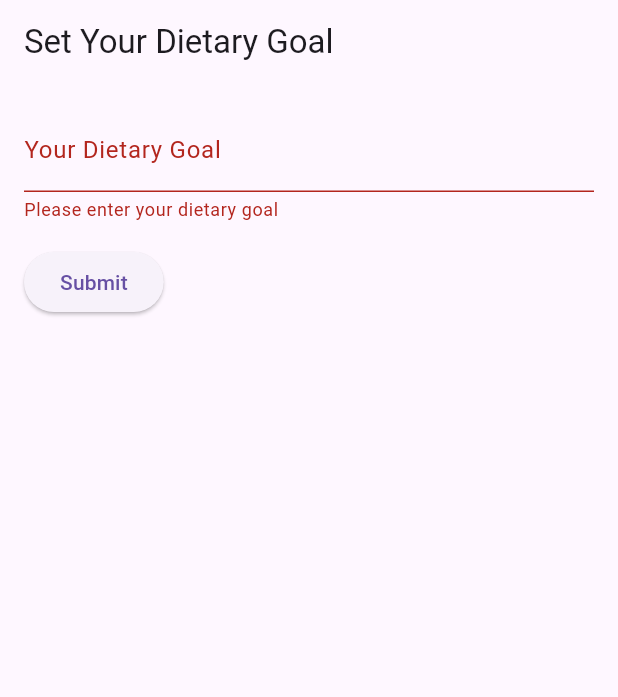
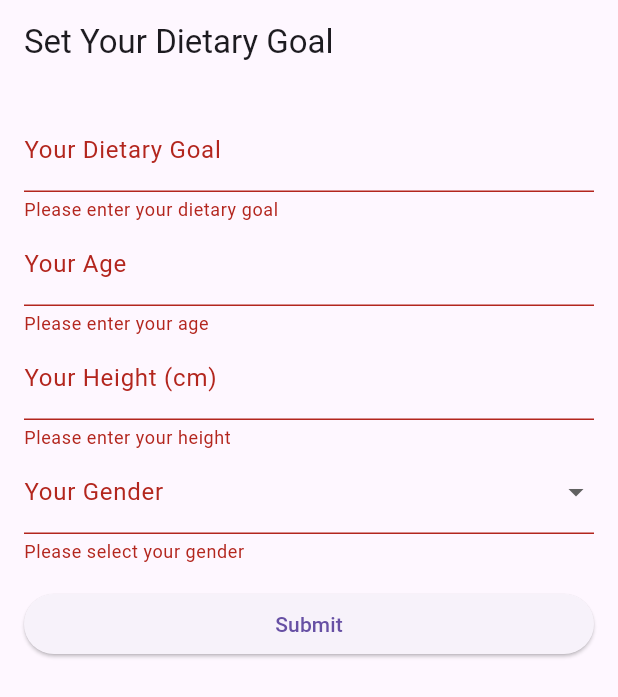
Before and after one commit to munenecarl/Kaa-Rada, a Flutter app: the DietaryGoalsPage screen opened directly, after a tap on "Submit", on a phone screen of 412 x 824 dp. Shown: the top 697 px of the screen. Run offline on Flutter 3.47's test engine with Material 3 defaults, Android fonts, the light colour scheme and no system bars; our stand-ins replace flutter_bloc, flutter_dotenv, flutter_secure_storage, image_picker, shared_preferences, supabase_flutter; missing offline and left inert: tflite_flutter; accounts and stored records are empty.

Commit message:
add height, weight, age and gender requirement

```diff
--- a/lib/pages/dietary_goal_page.dart
+++ b/lib/pages/dietary_goal_page.dart
@@ -14,6 +14,10 @@ class _DietaryGoalPageState extends State<DietaryGoalsPage> {
   final _formKey = GlobalKey<FormState>();
   final _supabase = Supabase.instance.client;
   late String _goal;
+  late int _age;
+  late double _height;
+  late String _gender;
+  final List<String> _genderOptions = ['Male', 'Female', 'Other'];
 
   Future<void> _submitForm() async {
     if (_formKey.currentState!.validate()) {
@@ -25,7 +29,7 @@ class _DietaryGoalPageState extends State<DietaryGoalsPage> {
           throw Exception('User ID not found in secure storage');
         }
         print('Attempting to calculate weekly goals for user: $userId');
-        print('Goal: $_goal');
+        print('Goal: $_goal, Age: $_age, Height: $_height, Gender: $_gender');
 
         // Call the edge function to calculate weekly goals
         final response = await _supabase.functions.invoke(
@@ -33,6 +37,9 @@ class _DietaryGoalPageState extends State<DietaryGoalsPage> {
           body: {
             'userId': userId,
             'dietaryGoal': _goal,
+            'age': _age,
+            'height': _height,
+            'gender': _gender,
           },
         );
 
@@ -61,6 +68,9 @@ class _DietaryGoalPageState extends State<DietaryGoalsPage> {
         await prefs.setInt('weekly_carbs', weeklyCarbs);
         await prefs.setInt('weekly_fat', weeklyFat);
         await prefs.setString('dietary_goal', _goal);
+        await prefs.setInt('age', _age);
+        await prefs.setDouble('height', _height);
+        await prefs.setString('gender', _gender);
 
         print('Weekly goals stored in SharedPreferences');
 
@@ -96,8 +106,7 @@ class _DietaryGoalPageState extends State<DietaryGoalsPage> {
         key: _formKey,
         child: Padding(
           padding: EdgeInsets.all(16.0),
-          child: Column(
-            crossAxisAlignment: CrossAxisAlignment.start,
+          child: ListView(
             children: <Widget>[
               TextFormField(
                 decoration: InputDecoration(labelText: 'Your Dietary Goal'),
@@ -109,6 +118,61 @@ class _DietaryGoalPageState extends State<DietaryGoalsPage> {
                 },
                 onSaved: (value) {
                   _goal = value!;
+                },
+              ),
+              TextFormField(
+                decoration: InputDecoration(labelText: 'Your Age'),
+                keyboardType: TextInputType.number,
+                validator: (value) {
+                  if (value == null || value.isEmpty) {
+                    return 'Please enter your age';
+                  }
+                  if (int.tryParse(value) == null) {
+                    return 'Please enter a valid number';
+                  }
+                  return null;
+                },
+                onSaved: (value) {
+                  _age = int.parse(value!);
+                },
+              ),
+              TextFormField(
+                decoration: InputDecoration(labelText: 'Your Height (cm)'),
+                keyboardType: TextInputType.number,
+                validator: (value) {
+                  if (value == null || value.isEmpty) {
+                    return 'Please enter your height';
+                  }
+                  if (double.tryParse(value) == null) {
+                    return 'Please enter a valid number';
+                  }
+                  return null;
+                },
+                onSaved: (value) {
+                  _height = double.parse(value!);
+                },
+              ),
+              DropdownButtonFormField<String>(
+                decoration: InputDecoration(labelText: 'Your Gender'),
+                items: _genderOptions.map((String value) {
+                  return DropdownMenuItem<String>(
+                    value: value,
+                    child: Text(value),
+                  );
+                }).toList(),
+                validator: (value) {
+                  if (value == null || value.isEmpty) {
+                    return 'Please select your gender';
+                  }
+                  return null;
+                },
+                onChanged: (String? newValue) {
+                  setState(() {
+                    _gender = newValue!;
+                  });
+                },
+                onSaved: (value) {
+                  _gender = value!;
                 },
               ),
               Padding(
```
